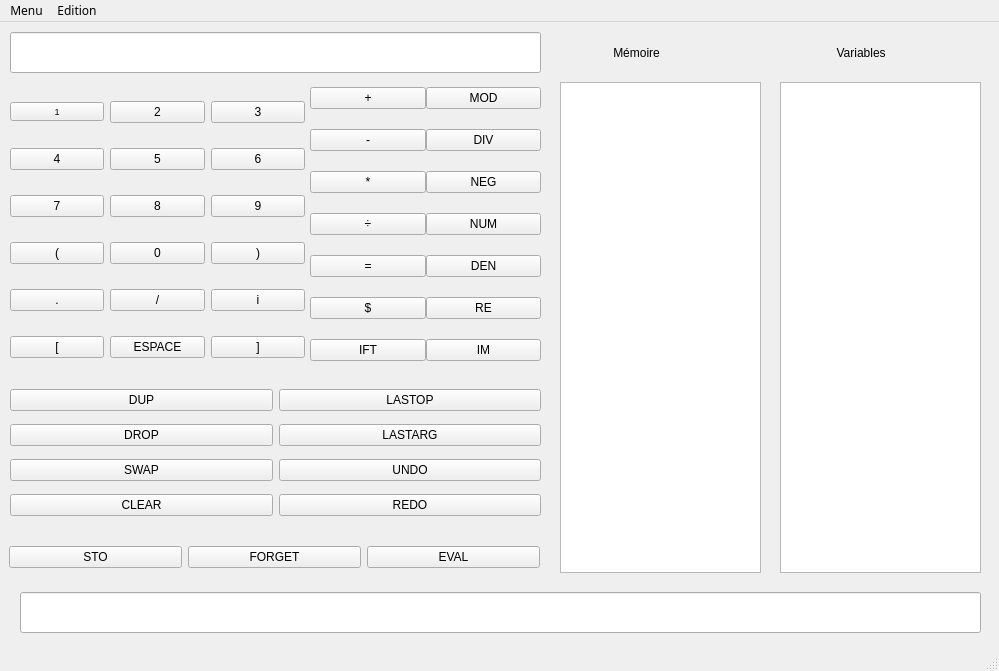
Before: the Qt Designer form Projetv2/calculatrice.ui in Tyrannas/LO21---P16, drawn with Qt 5.
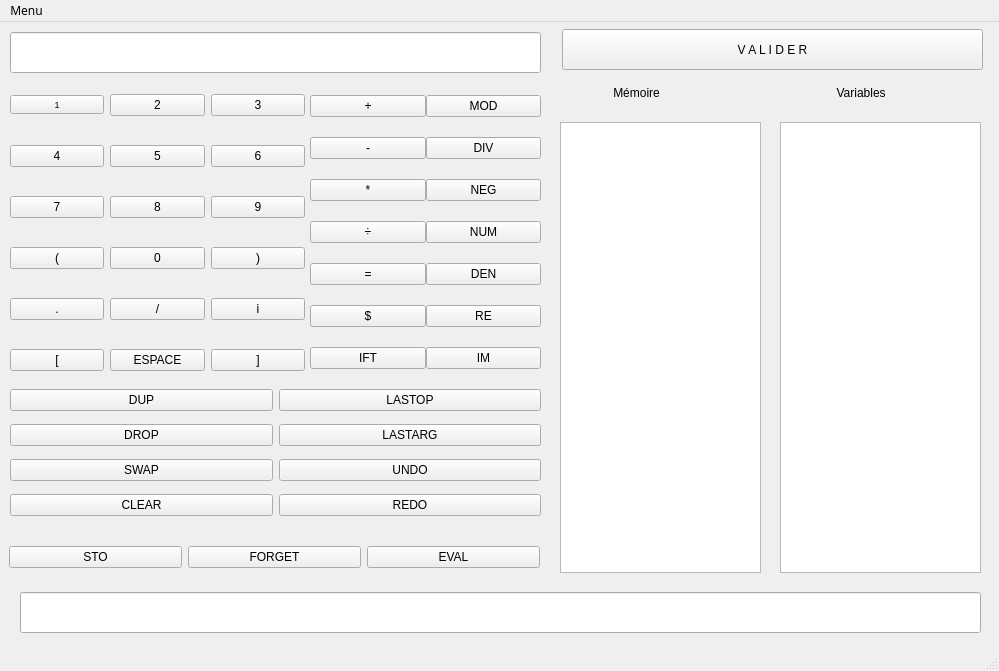
After: the same form once the commit is applied.

Diff of the .ui file:
```diff
--- a/Projetv2/calculatrice.ui
+++ b/Projetv2/calculatrice.ui
@@ -40,6 +40,9 @@
      </rect>
     </property>
     <layout class="QGridLayout" name="gridLayout">
+     <property name="verticalSpacing">
+      <number>17</number>
+     </property>
      <item row="4" column="1">
       <widget class="QPushButton" name="pushButton_FRAC">
        <property name="text">
@@ -179,7 +182,7 @@
       <x>310</x>
       <y>60</y>
       <width>231</width>
-      <height>288</height>
+      <height>301</height>
      </rect>
     </property>
     <layout class="QGridLayout" name="gridLayout_2">
@@ -187,7 +190,7 @@
       <number>0</number>
      </property>
      <property name="verticalSpacing">
-      <number>15</number>
+      <number>7</number>
      </property>
      <item row="2" column="0">
       <widget class="QPushButton" name="pushButton_MUL">
@@ -361,9 +364,9 @@
     <property name="geometry">
      <rect>
       <x>560</x>
-      <y>60</y>
+      <y>100</y>
       <width>201</width>
-      <height>491</height>
+      <height>451</height>
      </rect>
     </property>
     <property name="font">
@@ -410,7 +413,7 @@
     <property name="geometry">
      <rect>
       <x>560</x>
-      <y>10</y>
+      <y>50</y>
       <width>201</width>
       <height>41</height>
      </rect>
@@ -423,7 +426,7 @@
     <property name="geometry">
      <rect>
       <x>800</x>
-      <y>10</y>
+      <y>50</y>
       <width>171</width>
       <height>41</height>
      </rect>
@@ -436,9 +439,9 @@
     <property name="geometry">
      <rect>
       <x>780</x>
-      <y>60</y>
+      <y>100</y>
       <width>201</width>
-      <height>491</height>
+      <height>451</height>
      </rect>
     </property>
    </widget>
@@ -469,6 +472,19 @@
 }</string>
     </property>
    </widget>
+   <widget class="QPushButton" name="pushButton_VALIDER">
+    <property name="geometry">
+     <rect>
+      <x>562</x>
+      <y>7</y>
+      <width>421</width>
+      <height>41</height>
+     </rect>
+    </property>
+    <property name="text">
+     <string>V A L I D E R</string>
+    </property>
+   </widget>
   </widget>
   <widget class="QMenuBar" name="menubar">
    <property name="geometry">
@@ -493,15 +509,7 @@
     </property>
     <addaction name="actionQuitter"/>
    </widget>
-   <widget class="QMenu" name="menuEdition">
-    <property name="title">
-     <string>Edition</string>
-    </property>
-    <addaction name="actionAnnuler_Ctrl_Z"/>
-    <addaction name="actionR_tablie_Ctrl_Y"/>
-   </widget>
    <addaction name="menuMenu"/>
-   <addaction name="menuEdition"/>
   </widget>
   <widget class="QStatusBar" name="statusbar"/>
   <action name="actionQuitter">
```
